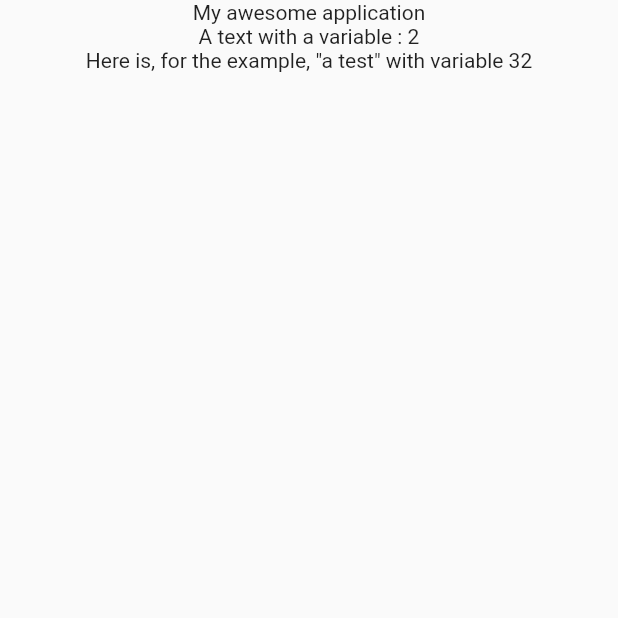
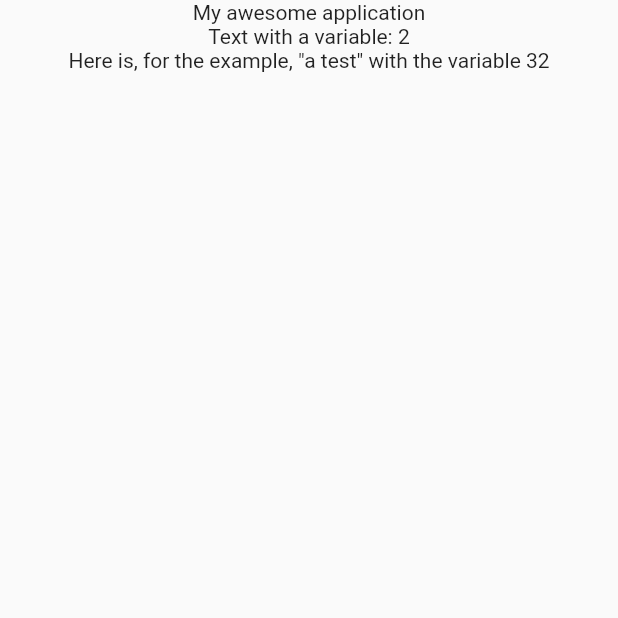
Before and after one commit to smartnsoft/FlappyTranslator, a Flutter app: the screen it shows after launch, on a phone screen of 412 x 824 dp, the top half of it. Run offline on Flutter 3.47's test engine with Material 2 defaults, Android fonts, the phone set to English and light mode, and no system bars; our stand-ins replace csv.

Commit message:
Updated EN and DE loca example.

```diff
--- a/example/lib/i18n.dart
+++ b/example/lib/i18n.dart
@@ -47,8 +47,8 @@ static Map<String, String> _frValues = {
 static Map<String, String> _enValues = {
               "appTitle": "My awesome application",
                 "subtitle": "A subtitle",
-                "description": "A text with a variable : %1\$s",
-                "littleTest": "Here is, for the example, \"a test\" with variable %age\$d",
+                "description": "Text with a variable: %1\$s",
+                "littleTest": "Here is, for the example, \"a test\" with the variable %age\$d",
         };
 
 static Map<String, String> _esValues = {
@@ -59,10 +59,10 @@ static Map<String, String> _esValues = {
         };
 
 static Map<String, String> _de_CHValues = {
-              "appTitle": " Meine super Applikation",
-                "subtitle": " Ein Untertitle",
-                "description": "Ein Text mit einer Variablen: %1\$s",
-                "littleTest": "Hier ist, zum Beispiel, \"ein Test\" mit der Variablen %age\$d",
+              "appTitle": "Meine tolle App",
+                "subtitle": "Ein Untertitle",
+                "description": "Text mit einer Variable: %1\$s",
+                "littleTest": "Hier ist, zum Beispiel, \"ein Test\" mit der Variable %age\$d",
         };
     static Map<String, Map<String, String>> _allValues = {
             "fr": _frValues,
```
Also changed, not shown: example/test.csv (+5 -5 lines), documentation/csv_example.png (deleted), 1 other file.
